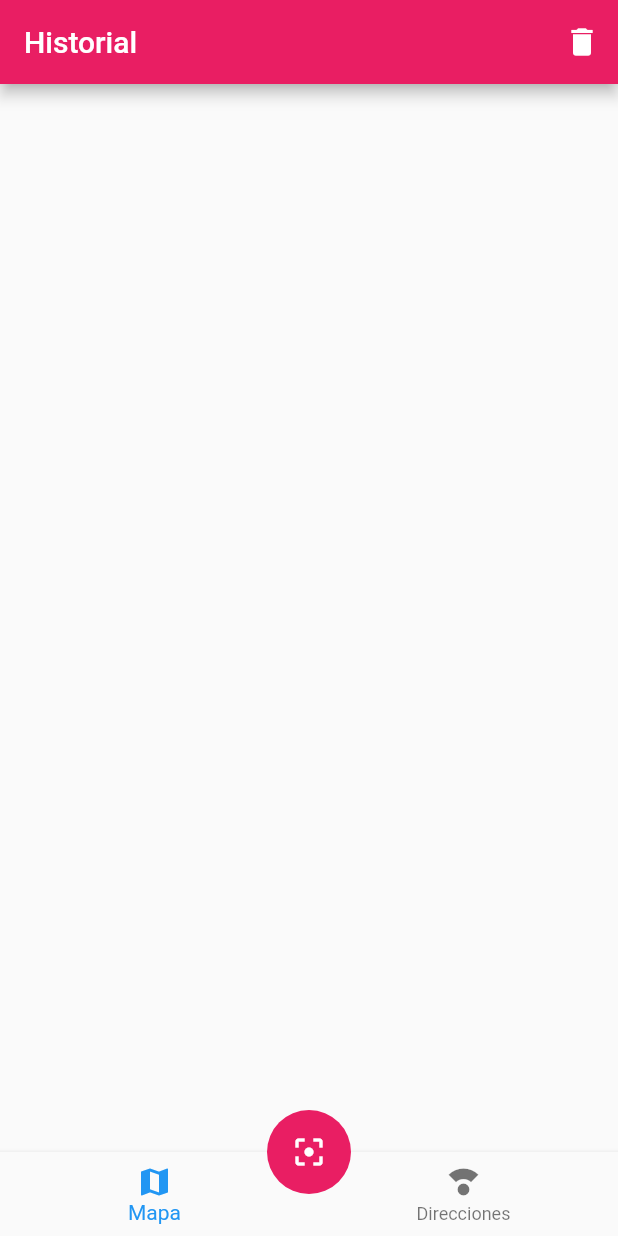
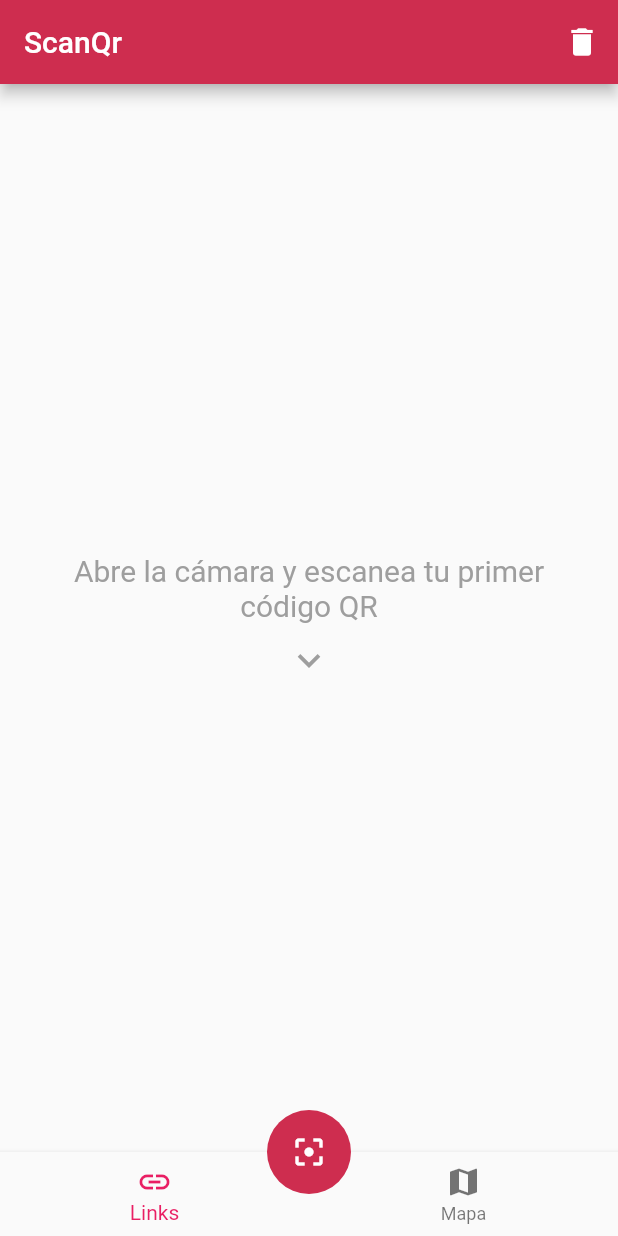
Before and after one commit to daniort/qrscan, a Flutter app: the screen it shows after launch, on a phone screen of 412 x 824 dp. Run offline on Flutter 3.47's test engine with Material 2 defaults, Android fonts, the phone set to English and light mode, and no system bars; our stand-ins replace google_maps_flutter, sqflite; missing offline and left inert: flutter_barcode_scanner; accounts and stored records are empty.

Commit message:
lista para release

```diff
--- /dev/null
+++ b/lib/colors.dart
@@ -0,0 +1,89 @@
+
+
+class MiColor {
+  static ColorModel primary = ColorModel.fromJson({
+    "name": "French Raspberry",
+    "hex": 0xffce2d4f,
+    "rgb": [206, 45, 79],
+    "cmyk": [0, 78, 62, 19],
+    "hsb": [347, 78, 81],
+    "hsl": [347, 64, 49],
+    "lab": [46, 63, 21],
+  });
+  static ColorModel yellow = ColorModel.fromJson({
+    "name": "Corn",
+    "hex": 0xfffff05a,
+    "rgb": [255, 240, 90],
+    "cmyk": [0, 6, 65, 0],
+    "hsb": [55, 65, 100],
+    "hsl": [55, 100, 68],
+    "lab": [94, -12, 72]
+  });
+  static ColorModel success = ColorModel.fromJson({
+    "name": "Middle Green",
+    "hex": 0xff5b8c5a,
+    "rgb": [91, 140, 90],
+    "cmyk": [35, 0, 36, 45],
+    "hsb": [119, 36, 55],
+    "hsl": [119, 22, 45],
+    "lab": [54, -27, 22]
+  });
+  static ColorModel grey = ColorModel.fromJson({
+    "name": "Gainsboro",
+    "hex": 0xffd7dae5,
+    "rgb": [215, 218, 229],
+    "cmyk": [6, 5, 0, 10],
+    "hsb": [227, 6, 90],
+    "hsl": [227, 21, 87],
+    "lab": [87, 1, -6]
+  });
+  static ColorModel dark = ColorModel.fromJson({
+    "name": "Dark Purple",
+    "hex": 0xff2f2235,
+    "rgb": [47, 34, 53],
+    "cmyk": [11, 36, 0, 79],
+    "hsb": [281, 36, 21],
+    "hsl": [281, 22, 17],
+    "lab": [16, 11, -10]
+  });
+}
+
+class ColorModel {
+  ColorModel({
+    this.name,
+    this.hex,
+    this.rgb,
+    this.cmyk,
+    this.hsb,
+    this.hsl,
+    this.lab,
+  });
+
+  String name;
+  int hex;
+  List<int> rgb;
+  List<int> cmyk;
+  List<int> hsb;
+  List<int> hsl;
+  List<int> lab;
+
+  factory ColorModel.fromJson(Map<String, dynamic> json) => ColorModel(
+        name: json["name"],
+        hex: json["hex"],
+        rgb: List<int>.from(json["rgb"].map((x) => x)),
+        cmyk: List<int>.from(json["cmyk"].map((x) => x)),
+        hsb: List<int>.from(json["hsb"].map((x) => x)),
+        hsl: List<int>.from(json["hsl"].map((x) => x)),
+        lab: List<int>.from(json["lab"].map((x) => x)),
+      );
+
+  Map<String, dynamic> toJson() => {
+        "name": name,
+        "hex": hex,
+        "rgb": List<dynamic>.from(rgb.map((x) => x)),
+        "cmyk": List<dynamic>.from(cmyk.map((x) => x)),
+        "hsb": List<dynamic>.from(hsb.map((x) => x)),
+        "hsl": List<dynamic>.from(hsl.map((x) => x)),
+        "lab": List<dynamic>.from(lab.map((x) => x)),
+      };
+}
--- a/lib/main.dart
+++ b/lib/main.dart
@@ -1,5 +1,6 @@
 import 'package:flutter/material.dart';
 import 'package:provider/provider.dart';
+import 'package:scanner/colors.dart';
 import 'package:scanner/pages/home.dart';
 import 'package:scanner/pages/mapa.dart';
 import 'package:scanner/services/appstate.dart';
@@ -15,17 +16,18 @@ class MyApp extends StatelessWidget {
     return MultiProvider(
       providers: [
         ChangeNotifierProvider(
-          create: (_) => AppState(),
+          create: (_) => AppState()
         ),
         ChangeNotifierProvider(
-          create: (_) => ScanListState(),
+          create: (_) => ScanListState()
         )
       ],
       child: MaterialApp(
         debugShowCheckedModeBanner: false,
-        title: 'Material App',
+        title: 'ScanQr',
         theme: ThemeData(
-          primaryColor: Colors.pink,
+          primaryColor:  Color(MiColor.primary.hex),
+          primarySwatch:  Colors.pink,
           floatingActionButtonTheme:
               FloatingActionButtonThemeData(backgroundColor: Colors.pink),
         ),
--- a/lib/pages/home.dart
+++ b/lib/pages/home.dart
@@ -1,5 +1,6 @@
 import 'package:flutter/material.dart';
 import 'package:provider/provider.dart';
+import 'package:scanner/colors.dart';
 import 'package:scanner/pages/direciones.dart';
 import 'package:scanner/pages/mapas.dart';
 import 'package:scanner/services/appstate.dart';
@@ -19,11 +20,44 @@ class _HomePageState extends State<HomePage> {
     final _scanListState = Provider.of<ScanListState>(context, listen: false);
     return Scaffold(
       appBar: AppBar(
-        title: Text('Historial'),
-        actions: [IconButton(onPressed: () {
-          _scanListState.borrarTodosScans();
-
-        }, icon: Icon(Icons.delete))],
+        backgroundColor: Color(MiColor.primary.hex),
+        title: Text('ScanQr'),
+        actions: [
+          IconButton(
+              onPressed: () {
+                return showDialog(
+                    context: context,
+                    builder: (context) {
+                      return AlertDialog(
+                          title: Center(child: Text('Eliminar scanners')),
+                          actions: <Widget>[
+                            MaterialButton(
+                              onPressed: () => Navigator.of(context).pop(),
+                              child: Text(
+                                'Cancelar',
+                                style: TextStyle(color: Colors.grey[800]),
+                              ),
+                            ),
+                            MaterialButton(
+                              onPressed: () async {
+                                _scanListState.borrarTodosScans();
+                                Navigator.pop(context);
+                              },
+                              color: Color( MiColor.primary.hex) ,
+                              child: Text(
+                                'Eliminar',
+                                style: TextStyle(color: Colors.white),
+                              ),
+                            ),
+                          ],
+                          content: Text(
+                            "¿Estas seguro de eliminar todos los scanners?",
+                            textAlign: TextAlign.center,
+                          ));
+                    });
+              },
+              icon: Icon(Icons.delete))
+        ],
       ),
       body: _HomePageBody(),
       bottomNavigationBar: CustomNavBar(),
@@ -41,11 +75,11 @@ class _HomePageBody extends StatelessWidget {
 
     switch (_appState.currentIndex) {
       case 0:
-      _scanListState.cargarScanPorTipo('geo');
+        _scanListState.cargarScanPorTipo('http');
+        return DireccionesPage();
+      case 1:
+        _scanListState.cargarScanPorTipo('geo');
         return MapasPage();
-      case 1:
-      _scanListState.cargarScanPorTipo('http');
-        return DireccionesPage();
       default:
         return MapasPage();
     }
--- a/lib/services/scan_list.dart
+++ b/lib/services/scan_list.dart
@@ -10,6 +10,7 @@ class ScanListState with ChangeNotifier {
     final int id = await DBState.db.nuevoScan(nuevoScan);
     // asignamos el id de l bd al modelo
     nuevoScan.id = id;
+    // nuevoScan.fecha = DateTime.now();
     if (this.tipoSeleccionado == nuevoScan.tipo) {
       this.scans.add(nuevoScan);
       notifyListeners();
--- a/lib/widgets/custom_floating_button.dart
+++ b/lib/widgets/custom_floating_button.dart
@@ -1,6 +1,7 @@
 import 'package:flutter/material.dart';
 import 'package:flutter_barcode_scanner/flutter_barcode_scanner.dart';
 import 'package:provider/provider.dart';
+import 'package:scanner/colors.dart';
 import 'package:scanner/models/scan.dart';
 import 'package:scanner/services/scan_list.dart';
 import 'package:scanner/widgets/metodos.dart';
@@ -9,6 +10,8 @@ class CustomFloatButtom extends StatelessWidget {
   @override
   Widget build(BuildContext context) {
     return FloatingActionButton(
+      backgroundColor: Color(MiColor.primary.hex),
+
       child: Icon(Icons.filter_center_focus),
       elevation: 0,
       onPressed: () async {
@@ -18,9 +21,8 @@ class CustomFloatButtom extends StatelessWidget {
           false,
           ScanMode.QR,
         );
-        // String barcodeScanRes = 'https://daniort.github.io/';
         final _scanListState = Provider.of<ScanListState>(context, listen: false);
-        final nuevoScan = await _scanListState.nuevoScan(barcodeScanRes);
+        final ScanModel nuevoScan = await _scanListState.nuevoScan(barcodeScanRes);
         // final nuevoScan = await _scanListState.nuevoScan('geo:19.256133,-99.107948');
         launchURL(context, nuevoScan);
 
--- a/lib/widgets/custom_navbar.dart
+++ b/lib/widgets/custom_navbar.dart
@@ -6,7 +6,7 @@ class CustomNavBar extends StatelessWidget {
   @override
   Widget build(BuildContext context) {
     final _appState = Provider.of<AppState>(context, listen: true);
-    print( _appState.currentIndex );
+    print(_appState.currentIndex);
     return BottomNavigationBar(
       currentIndex: _appState.currentIndex,
       elevation: 3.0,
@@ -16,9 +16,8 @@ class CustomNavBar extends StatelessWidget {
         _appState.changeCurrentIndex = i;
       },
       items: [
+        BottomNavigationBarItem(icon: Icon(Icons.link), label: 'Links'),
         BottomNavigationBarItem(icon: Icon(Icons.map), label: 'Mapa'),
-        BottomNavigationBarItem(
-            icon: Icon(Icons.compass_calibration), label: 'Direcciones'),
       ],
     );
   }
--- a/lib/widgets/scan_tiles.dart
+++ b/lib/widgets/scan_tiles.dart
@@ -1,9 +1,7 @@
 import 'package:flutter/material.dart';
 import 'package:provider/provider.dart';
-import 'package:scanner/models/scan.dart';
 import 'package:scanner/services/scan_list.dart';
 import 'package:scanner/widgets/metodos.dart';
-import 'package:url_launcher/url_launcher.dart';
 
 class ScanTiles extends StatelessWidget {
   final String tipo;
@@ -12,7 +10,30 @@ class ScanTiles extends StatelessWidget {
   @override
   Widget build(BuildContext context) {
     final _scanListState = Provider.of<ScanListState>(context, listen: true);
+    Size _size = MediaQuery.of(context).size;
     List scans = _scanListState.scans;
+    if (_scanListState.scans.isEmpty)
+      return Center(
+        child: Container(
+          padding: EdgeInsets.symmetric( horizontal:20 ),
+          width: _size.width,
+          height: _size.height * 0.3,
+          child: Column(
+            mainAxisAlignment: MainAxisAlignment.center,
+            children: [
+              Text('Abre la cámara y escanea tu primer código QR',
+              textAlign: TextAlign.center,
+              style: TextStyle(
+                fontSize: 20,
+                color: Colors.grey,
+              ),
+              ),
+              SizedBox( height: 10 ),
+              Icon(Icons.keyboard_arrow_down, size: 30, color: Colors.grey,)
+            ],
+          ),
+        ),
+      );
 
     return ListView.builder(
       itemCount: scans.length,
@@ -42,11 +63,12 @@ class ScanTiles extends StatelessWidget {
             ),
           ),
           child: ListTile(
-            leading: Icon(this.tipo == 'http' ? Icons.home : Icons.map,
+            leading: Icon(this.tipo == 'http' ? Icons.link : Icons.map,
                 color: Theme.of(context).primaryColor),
             title: Text(scans[index].valor),
-            subtitle: Text("Id: " + scans[index].id.toString()),
-            trailing: Icon(Icons.keyboard_arrow_right, color: Colors.grey),
+            // subtitle: Text("Id: " + scans[index].id.toString()),
+            // subtitle: scans[index].fecha == null ? Text('') : Text("${scans[index].fecha.year}"),
+            trailing: Icon(Icons.open_in_new, color: Colors.grey),
             onTap: () => launchURL(context, scans[index]),
           ),
         );
```
Also changed, not shown: 6 other files.
